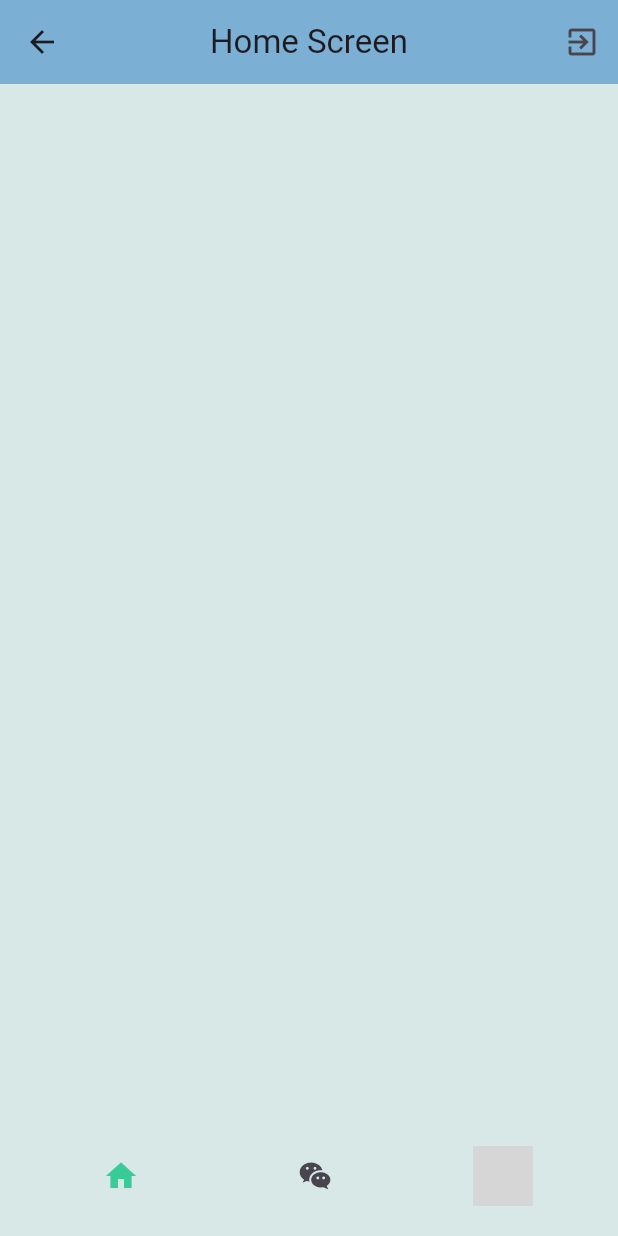
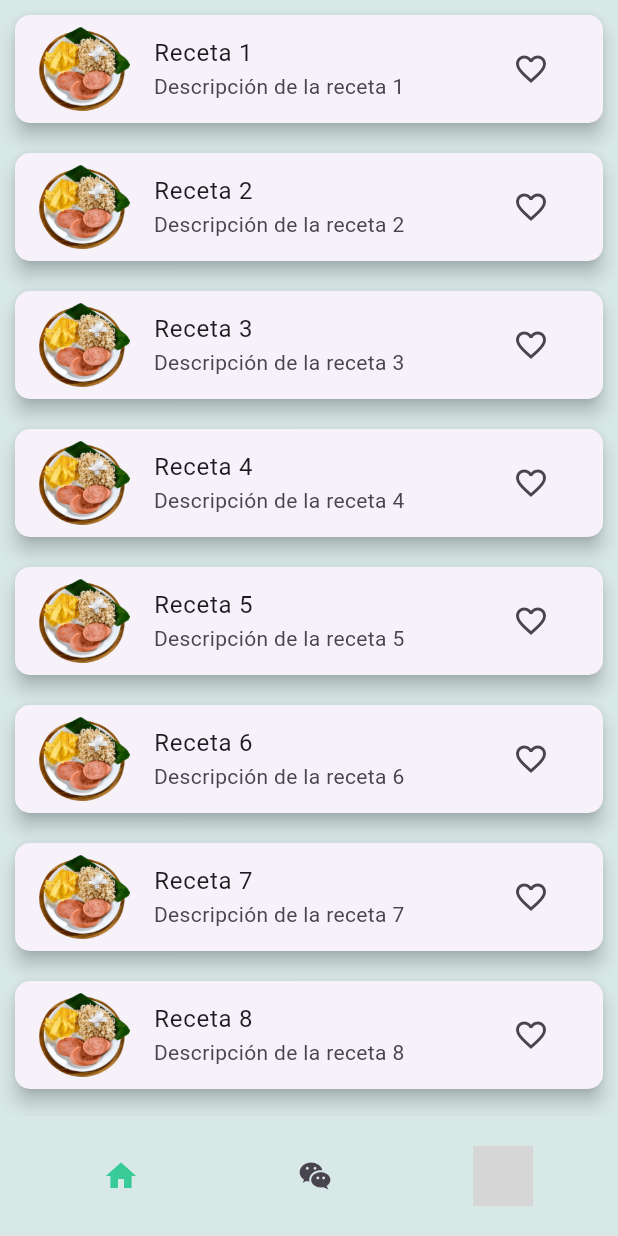
Before and after one commit to antoniofdez20/my_healthy_ai, a Flutter app: the HomeScreen screen opened by its route, on a phone screen of 412 x 824 dp. Run offline on Flutter 3.47's test engine with Material 3 defaults, Android fonts, the phone set to English and light mode, and no system bars; our stand-ins replace cached_network_image, cloud_firestore, firebase_auth, firebase_core, get, google_sign_in and 2 more; accounts and stored records are empty; grey boxes are pictures that could not be loaded.

Commit message:
list view de recetas

```diff
--- a/lib/controllers/controllers.dart
+++ b/lib/controllers/controllers.dart
@@ -1,2 +1,3 @@
+export 'package:my_healthy_ai/controllers/recetas_controller.dart';
 export 'package:my_healthy_ai/controllers/auth_controller.dart';
 export 'package:my_healthy_ai/controllers/theme_controller.dart';
--- /dev/null
+++ b/lib/controllers/recetas_controller.dart
@@ -0,0 +1,31 @@
+import 'package:get/get.dart';
+
+class RecetasController extends GetxController {
+  final RxList<Map<String, dynamic>> recetas = <Map<String, dynamic>>[].obs;
+
+  @override
+  void onInit() {
+    super.onInit();
+    fetchRecetas();
+  }
+
+  void toggleFavourite(int index) {
+    var current = recetas[index];
+    current['isFavourite'] = !(current['isFavourite'] as bool? ?? false);
+    recetas[index] = Map.from(
+        current); // Esta línea es crucial para que GetX detecte el cambio
+  }
+
+  void fetchRecetas() {
+    List<Map<String, dynamic>> initialRecetas = List.generate(
+      10,
+      (index) => {
+        'title': 'Receta ${index + 1}',
+        'description': 'Descripción de la receta ${index + 1}',
+        'image': 'assets/img/receta_placeholder.png',
+        'isFavourite': false,
+      },
+    );
+    recetas.assignAll(initialRecetas);
+  }
+}
--- a/lib/main.dart
+++ b/lib/main.dart
@@ -14,6 +14,7 @@ void main() async {
   await PreferencesTheme.init();
   Get.put(ThemeController());
   Get.put(AuthController());
+  Get.put(RecetasController());
   runApp(MyApp());
 }
 
--- a/lib/models/models.dart
+++ b/lib/models/models.dart
@@ -1 +1,2 @@
+export 'package:my_healthy_ai/models/recetas.dart';
 export 'package:my_healthy_ai/models/message.dart';
--- /dev/null
+++ b/lib/models/recetas.dart
@@ -0,0 +1,13 @@
+class Receta {
+  final String title;
+  final String description;
+  final String image;
+  final bool isFavourite;
+
+  Receta({
+    required this.title,
+    required this.description,
+    required this.image,
+    required this.isFavourite,
+  });
+}
--- a/lib/routes/app_pages.dart
+++ b/lib/routes/app_pages.dart
@@ -30,6 +30,7 @@ class AppPages {
       page: () => const HomeScreen(),
       binding: BindingsBuilder(() {
         Get.lazyPut<AuthController>(() => AuthController());
+        Get.lazyPut<RecetasController>(() => RecetasController());
       }),
     ),
     GetPage(
--- a/lib/screens/home_screen.dart
+++ b/lib/screens/home_screen.dart
@@ -9,33 +9,32 @@ class HomeScreen extends StatelessWidget {
   @override
   Widget build(BuildContext context) {
     final authController = Get.find<AuthController>();
+    final recetasController = Get.find<RecetasController>();
     return Scaffold(
-      appBar: AppBar(
-        title: const Text('Home Screen'),
-        actions: [
-          IconButton(
-            icon: const Icon(Icons.exit_to_app),
-            onPressed: () async {
-              await authController.signOut();
-              Get.offAllNamed('/initialScreen');
-            },
-          ),
-        ],
-      ),
-      body: Center(
-        child: Column(
-          mainAxisAlignment: MainAxisAlignment.center,
-          children: <Widget>[
-            Obx(() {
-              // Usando Obx para manejar la actualización reactiva
-              final firebaseUser = authController.firebaseUser.value;
-              return Text(
-                firebaseUser?.displayName ??
-                    'No name', // Actualizado para usar el operador '??'
-                style: const TextStyle(fontSize: 24),
-              );
-            })
-          ],
+      body: Obx(
+        () => ListView.builder(
+          itemCount: recetasController.recetas.length,
+          itemBuilder: (context, index) {
+            final receta = recetasController.recetas[index];
+            return Card(
+              elevation: 5,
+              shape: RoundedRectangleBorder(
+                borderRadius: BorderRadius.circular(10),
+              ),
+              margin: const EdgeInsets.all(10),
+              child: ListTile(
+                leading: Image.asset(receta['image']),
+                title: Text(receta['title']),
+                subtitle: Text(receta['description']),
+                trailing: IconButton(
+                  icon: receta['isFavourite']
+                      ? const Icon(Icons.favorite, color: Colors.red)
+                      : const Icon(Icons.favorite_border),
+                  onPressed: () => recetasController.toggleFavourite(index),
+                ),
+              ),
+            );
+          },
         ),
       ),
       bottomNavigationBar: CustomNavigationBar(
```
Also changed, not shown: assets/img/receta_placeholder.png (added).
